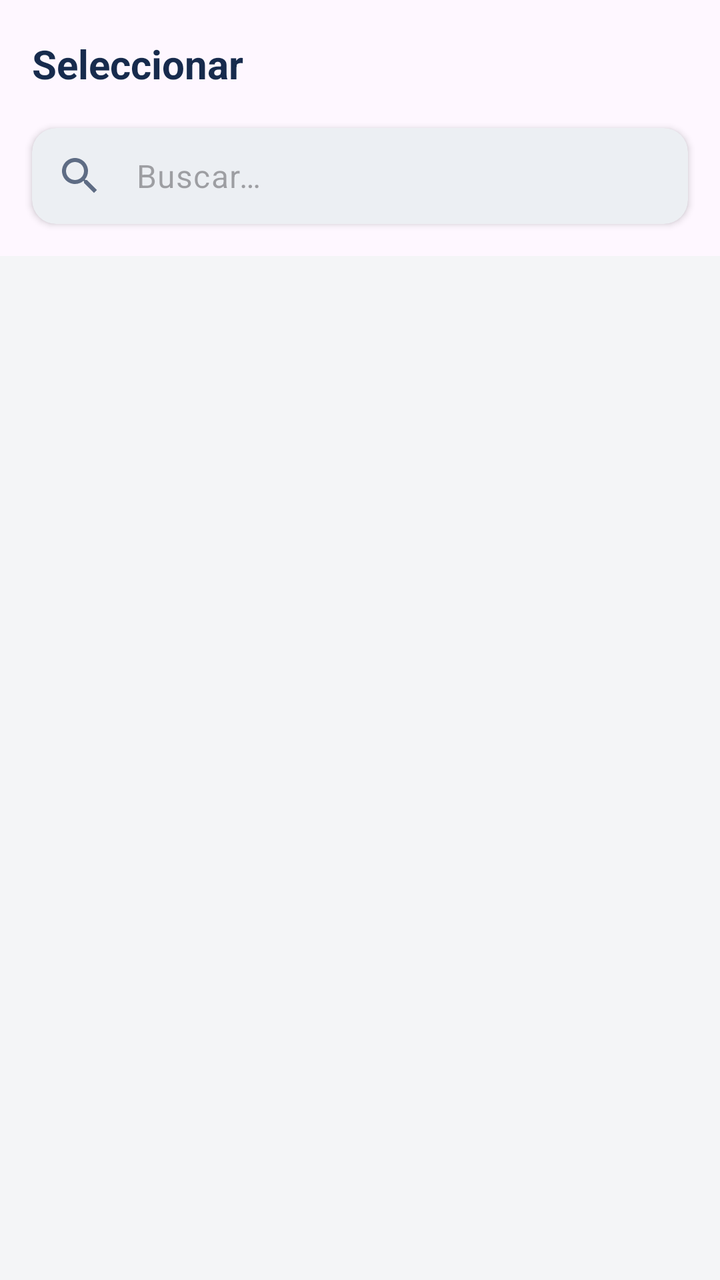
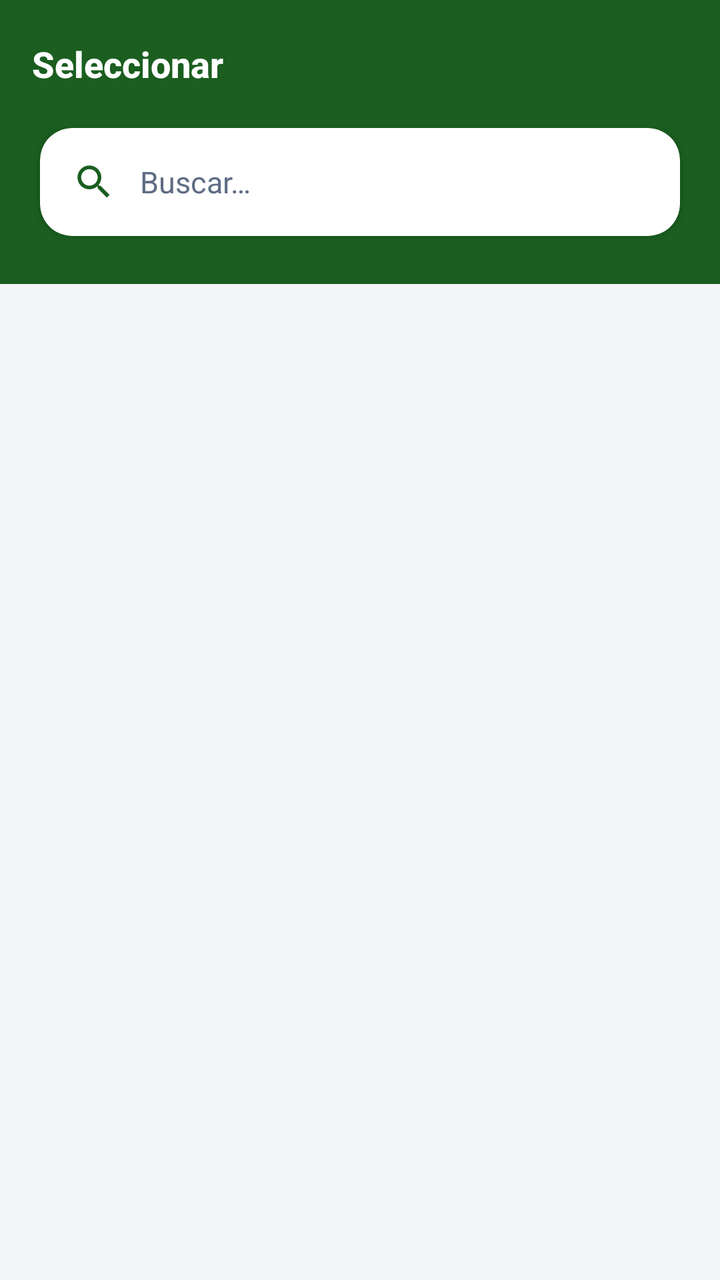

Compare the two renders of this Android layout. The source of the first and the diff that turns it into the second are given below.
<!-- AndroidManifest.xml: application theme Theme.Inventario -->
<!-- res/layout/activity_seleccion.xml -->
<?xml version="1.0" encoding="utf-8"?>
<androidx.coordinatorlayout.widget.CoordinatorLayout
    xmlns:android="http://schemas.android.com/apk/res/android"
    xmlns:app="http://schemas.android.com/apk/res-auto"
    android:id="@+id/main_selection_container"
    android:layout_width="match_parent"
    android:layout_height="match_parent"
    android:background="@color/pp_background"
    android:fitsSystemWindows="true">

    
    <com.google.android.material.appbar.AppBarLayout
        android:layout_width="match_parent"
        android:layout_height="wrap_content"
        android:fitsSystemWindows="true"
        app:elevation="0dp">

        <com.google.android.material.appbar.MaterialToolbar
            android:id="@+id/toolbarSeleccion"
            android:layout_width="match_parent"
            android:layout_height="?attr/actionBarSize"
            app:titleTextColor="@color/pp_text_primary">

            <TextView
                android:id="@+id/tvTituloSeleccion"
                android:layout_width="wrap_content"
                android:layout_height="wrap_content"
                android:text="Seleccionar"
                android:textSize="20sp"
                android:textStyle="bold"
                android:textColor="@color/pp_text_primary"/>
        </com.google.android.material.appbar.MaterialToolbar>

        <com.google.android.material.card.MaterialCardView
            android:layout_width="match_parent"
            android:layout_height="wrap_content"
            android:layout_marginHorizontal="16dp"
            android:layout_marginBottom="16dp"
            app:cardCornerRadius="12dp"
            app:cardElevation="2dp"
            app:strokeWidth="0dp">

            <com.google.android.material.textfield.TextInputLayout
                android:layout_width="match_parent"
                android:layout_height="wrap_content"
                app:hintEnabled="false"
                app:startIconDrawable="@drawable/ic_search"
                app:startIconTint="@color/pp_text_secondary"
                app:boxBackgroundMode="none">

                <com.google.android.material.textfield.TextInputEditText
                    android:id="@+id/etBuscar"
                    android:layout_width="match_parent"
                    android:layout_height="wrap_content"
                    android:hint="@string/hint_buscar"
                    android:inputType="text"
                    android:paddingVertical="12dp"
                    android:background="@android:color/transparent"
                    android:textColor="@color/pp_text_primary"/>
            </com.google.android.material.textfield.TextInputLayout>
        </com.google.android.material.card.MaterialCardView>
    </com.google.android.material.appbar.AppBarLayout>

    <androidx.recyclerview.widget.RecyclerView
        android:id="@+id/recyclerViewOpciones"
        android:layout_width="match_parent"
        android:layout_height="match_parent"
        android:clipToPadding="false"
        android:padding="8dp"
        app:layout_behavior="@string/appbar_scrolling_view_behavior"/>

</androidx.coordinatorlayout.widget.CoordinatorLayout>
<!-- resources referenced by this layout -->
<resources>
  <color name="pp_background">#F4F5F7</color>
  <color name="pp_text_primary">#172B4D</color>
  <color name="pp_text_secondary">#5E6C84</color>
  <!-- drawable ic_search (drawable) -->
  <?xml version="1.0" encoding="utf-8"?>
  <vector xmlns:android="http://schemas.android.com/apk/res/android"
      android:width="24dp"
      android:height="24dp"
      android:viewportWidth="24.0"
      android:viewportHeight="24.0">
      <path
          android:fillColor="#FF000000"
          android:pathData="M15.5,14h-0.79l-0.28,-0.27C15.41,12.59,16,11.11,16,9.5C16,5.91,13.09,3,9.5,3S3,5.91,3,9.5S5.91,16,9.5,16c1.61,0,3.09,-0.59,4.23,-1.57l0.27,0.28v0.79l5,4.99L20.49,19l-4.99,-5zm-6,0C7.01,14,5,11.99,5,9.5S7.01,5,9.5,5S14,7.01,14,9.5,11.99,14,9.5,14z"/>
  </vector>
  <string name="hint_buscar">Buscar…</string>
  <style name="Theme.Inventario" parent="Theme.Material3.DayNight.NoActionBar">
          <item name="colorPrimary">@color/pp_green</item>
          <item name="colorOnPrimary">@color/pp_white</item>
          <item name="colorSecondary">@color/pp_green_accent</item>
          <item name="android:statusBarColor">@android:color/transparent</item>
          <item name="android:navigationBarColor">@android:color/transparent</item>
          <item name="android:windowLightStatusBar">true</item>
      </style>
  <color name="pp_green">#00875A</color>
  <color name="pp_white">#FFFFFF</color>
  <color name="pp_green_accent">#36B37E</color>
</resources>

<!-- the commit's change to res/layout/activity_seleccion.xml (unified diff, before → after) -->
@@ -5,68 +5,83 @@
     android:id="@+id/main_selection_container"
     android:layout_width="match_parent"
     android:layout_height="match_parent"
-    android:background="@color/pp_background"
-    android:fitsSystemWindows="true">
+    android:background="@color/pp_background">
 
     
     <com.google.android.material.appbar.AppBarLayout
+        android:id="@+id/appbar"
         android:layout_width="match_parent"
         android:layout_height="wrap_content"
-        android:fitsSystemWindows="true"
-        app:elevation="0dp">
+        android:background="@color/pp_splash_text_green"
+        app:elevation="4dp">
 
-        <com.google.android.material.appbar.MaterialToolbar
+        <androidx.appcompat.widget.Toolbar
             android:id="@+id/toolbarSeleccion"
             android:layout_width="match_parent"
             android:layout_height="?attr/actionBarSize"
-            app:titleTextColor="@color/pp_text_primary">
+            app:navigationIconTint="@color/pp_white">
 
             <TextView
                 android:id="@+id/tvTituloSeleccion"
                 android:layout_width="wrap_content"
                 android:layout_height="wrap_content"
                 android:text="Seleccionar"
-                android:textSize="20sp"
+                android:textColor="@color/pp_white"
+                android:textSize="18sp"
                 android:textStyle="bold"
-                android:textColor="@color/pp_text_primary"/>
-        </com.google.android.material.appbar.MaterialToolbar>
+                android:fontFamily="sans-serif-medium" />
+        </androidx.appcompat.widget.Toolbar>
 
+        
         <com.google.android.material.card.MaterialCardView
             android:layout_width="match_parent"
-            android:layout_height="wrap_content"
-            android:layout_marginHorizontal="16dp"
-            android:layout_marginBottom="16dp"
-            app:cardCornerRadius="12dp"
+            android:layout_height="54dp"
+            android:layout_marginHorizontal="20dp"
+            android:layout_marginBottom="24dp"
+            app:cardCornerRadius="16dp"
             app:cardElevation="2dp"
-            app:strokeWidth="0dp">
+            app:strokeWidth="0dp"
+            app:cardBackgroundColor="@color/pp_white">
 
-            <com.google.android.material.textfield.TextInputLayout
+            <LinearLayout
                 android:layout_width="match_parent"
-                android:layout_height="wrap_content"
-                app:hintEnabled="false"
-                app:startIconDrawable="@drawable/ic_search"
-                app:startIconTint="@color/pp_text_secondary"
-                app:boxBackgroundMode="none">
+                android:layout_height="match_parent"
+                android:orientation="horizontal"
+                android:gravity="center_vertical"
+                android:paddingHorizontal="16dp">
 
-                <com.google.android.material.textfield.TextInputEditText
+                <ImageView
+                    android:layout_width="22dp"
+                    android:layout_height="22dp"
+                    android:src="@drawable/ic_search"
+                    app:tint="@color/pp_splash_text_green"
+                    android:contentDescription="@null" />
+
+                <EditText
                     android:id="@+id/etBuscar"
                     android:layout_width="match_parent"
-                    android:layout_height="wrap_content"
+                    android:layout_height="match_parent"
+                    android:layout_marginStart="12dp"
+                    android:background="@android:color/transparent"
                     android:hint="@string/hint_buscar"
                     android:inputType="text"
-                    android:paddingVertical="12dp"
-                    android:background="@android:color/transparent"
-                    android:textColor="@color/pp_text_primary"/>
-            </com.google.android.material.textfield.TextInputLayout>
+                    android:textSize="15sp"
+                    android:textColor="@color/pp_text_dark"
+                    android:textColorHint="@color/pp_text_secondary"
+                    android:imeOptions="actionSearch" />
+            </LinearLayout>
         </com.google.android.material.card.MaterialCardView>
     </com.google.android.material.appbar.AppBarLayout>
 
+    
     <androidx.recyclerview.widget.RecyclerView
         android:id="@+id/recyclerViewOpciones"
         android:layout_width="match_parent"
         android:layout_height="match_parent"
         android:clipToPadding="false"
-        android:padding="8dp"
-        app:layout_behavior="@string/appbar_scrolling_view_behavior"/>
+        android:paddingTop="12dp"
+        android:paddingBottom="40dp"
+        android:paddingHorizontal="8dp"
+        app:layout_behavior="@string/appbar_scrolling_view_behavior" />
 
 </androidx.coordinatorlayout.widget.CoordinatorLayout>
<!-- resource entries referenced after the edit -->
@@ -1,7 +1,8 @@
 <!-- resources referenced by this layout -->
 <resources>
   <color name="pp_background">#F4F5F7</color>
-  <color name="pp_text_primary">#172B4D</color>
+  <color name="pp_splash_text_green">#1B5E20</color>
+  <color name="pp_text_dark">#091E42</color>
   <color name="pp_text_secondary">#5E6C84</color>
   <!-- drawable ic_search (drawable) -->
   <?xml version="1.0" encoding="utf-8"?>
@@ -16,14 +17,13 @@
   </vector>
   <string name="hint_buscar">Buscar…</string>
   <style name="Theme.Inventario" parent="Theme.Material3.DayNight.NoActionBar">
-          <item name="colorPrimary">@color/pp_green</item>
+          <item name="colorPrimary">@color/pp_splash_text_green</item>
           <item name="colorOnPrimary">@color/pp_white</item>
           <item name="colorSecondary">@color/pp_green_accent</item>
           <item name="android:statusBarColor">@android:color/transparent</item>
           <item name="android:navigationBarColor">@android:color/transparent</item>
           <item name="android:windowLightStatusBar">true</item>
       </style>
-  <color name="pp_green">#00875A</color>
   <color name="pp_white">#FFFFFF</color>
   <color name="pp_green_accent">#36B37E</color>
 </resources>
